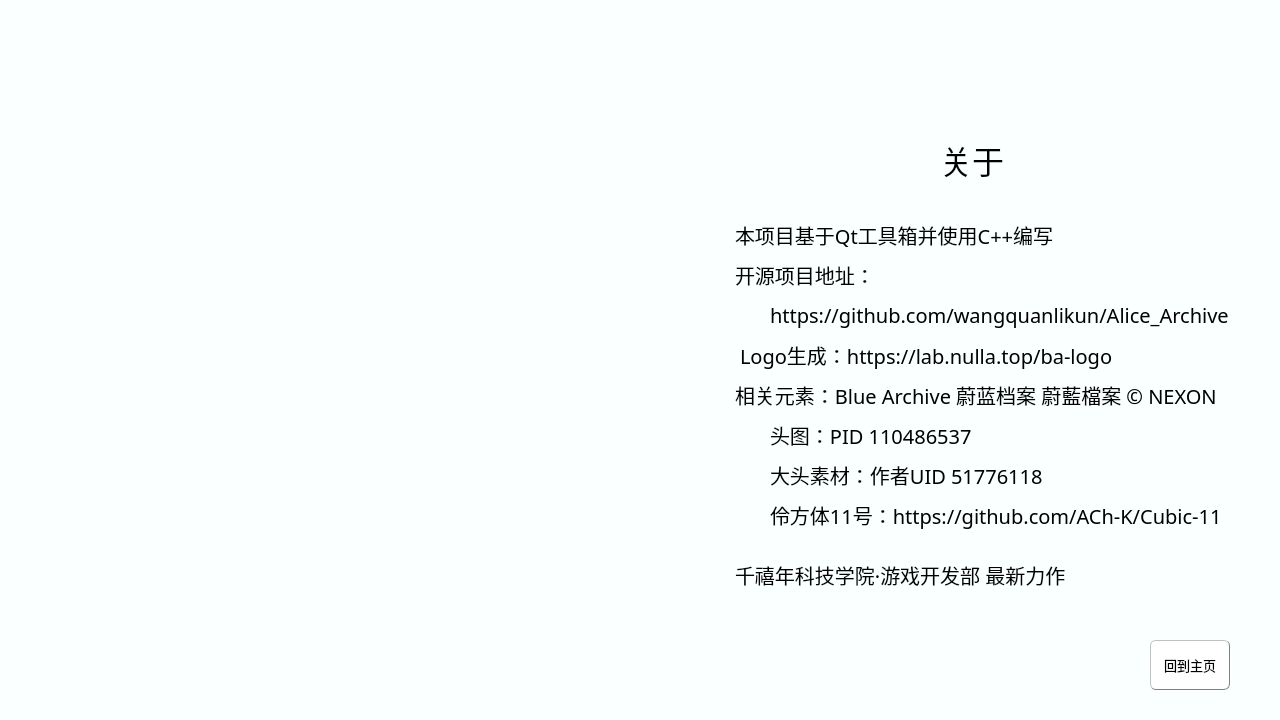
Qt form mainwindow.ui (wangquanlikun/Alice_Archive) before a commit.
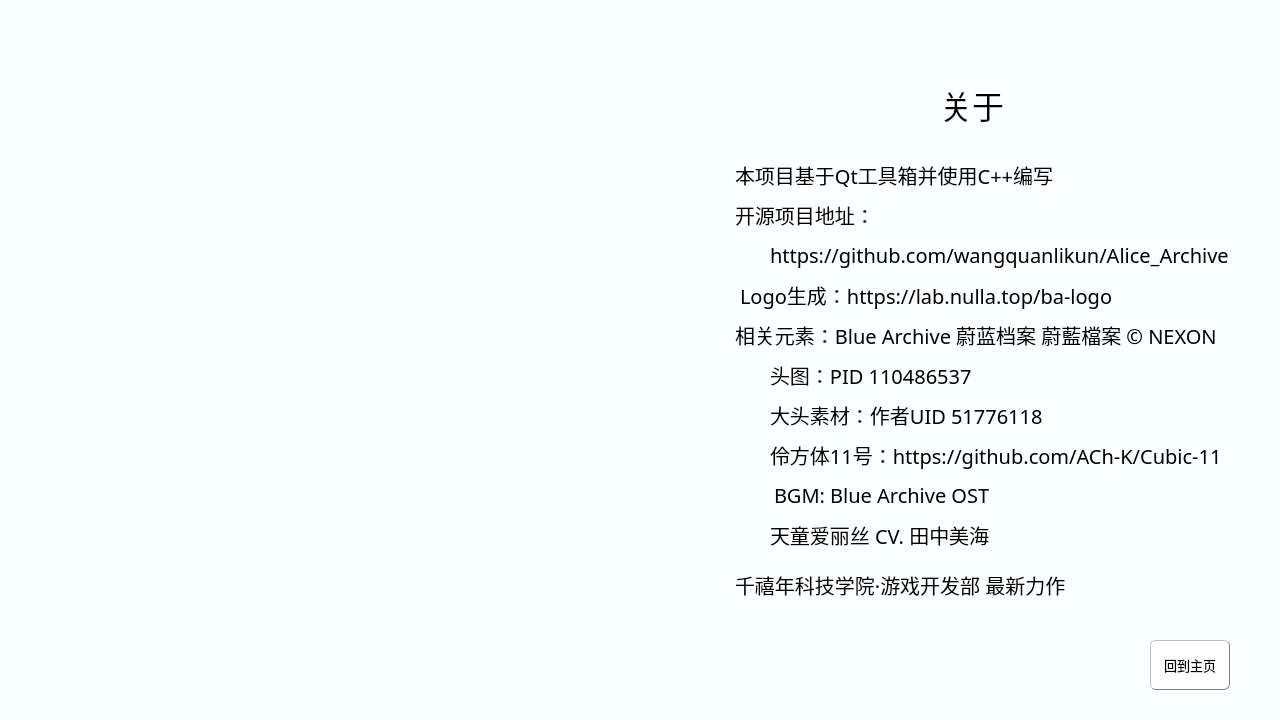
The same form after that commit. The open tabs and pages were chosen to show the change. Icons and pictures are not drawn.

Commit message: 更新了README，与关于页面及截图

```diff
--- a/mainwindow.ui
+++ b/mainwindow.ui
@@ -1305,7 +1305,7 @@
       <property name="geometry">
        <rect>
         <x>940</x>
-        <y>135</y>
+        <y>80</y>
         <width>70</width>
         <height>50</height>
        </rect>
@@ -1340,7 +1340,7 @@
       <property name="geometry">
        <rect>
         <x>735</x>
-        <y>220</y>
+        <y>160</y>
         <width>490</width>
         <height>30</height>
        </rect>
@@ -1359,7 +1359,7 @@
       <property name="geometry">
        <rect>
         <x>735</x>
-        <y>260</y>
+        <y>200</y>
         <width>600</width>
         <height>30</height>
        </rect>
@@ -1378,7 +1378,7 @@
       <property name="geometry">
        <rect>
         <x>770</x>
-        <y>300</y>
+        <y>240</y>
         <width>490</width>
         <height>30</height>
        </rect>
@@ -1397,7 +1397,7 @@
       <property name="geometry">
        <rect>
         <x>740</x>
-        <y>340</y>
+        <y>280</y>
         <width>490</width>
         <height>30</height>
        </rect>
@@ -1416,7 +1416,7 @@
       <property name="geometry">
        <rect>
         <x>735</x>
-        <y>380</y>
+        <y>320</y>
         <width>600</width>
         <height>30</height>
        </rect>
@@ -1472,7 +1472,7 @@
       <property name="geometry">
        <rect>
         <x>770</x>
-        <y>420</y>
+        <y>360</y>
         <width>500</width>
         <height>30</height>
        </rect>
@@ -1491,7 +1491,7 @@
       <property name="geometry">
        <rect>
         <x>770</x>
-        <y>460</y>
+        <y>400</y>
         <width>500</width>
         <height>30</height>
        </rect>
@@ -1510,7 +1510,7 @@
       <property name="geometry">
        <rect>
         <x>735</x>
-        <y>560</y>
+        <y>570</y>
         <width>490</width>
         <height>30</height>
        </rect>
@@ -1529,7 +1529,7 @@
       <property name="geometry">
        <rect>
         <x>770</x>
-        <y>500</y>
+        <y>440</y>
         <width>520</width>
         <height>30</height>
        </rect>
@@ -1544,6 +1544,44 @@
        <string>伶方体11号：https://github.com/ACh-K/Cubic-11</string>
       </property>
      </widget>
+     <widget class="QLabel" name="About_line_10">
+      <property name="geometry">
+       <rect>
+        <x>774</x>
+        <y>480</y>
+        <width>520</width>
+        <height>30</height>
+       </rect>
+      </property>
+      <property name="font">
+       <font>
+        <family>俐方体11号</family>
+        <pointsize>15</pointsize>
+       </font>
+      </property>
+      <property name="text">
+       <string>BGM: Blue Archive OST</string>
+      </property>
+     </widget>
+     <widget class="QLabel" name="About_line_11">
+      <property name="geometry">
+       <rect>
+        <x>770</x>
+        <y>520</y>
+        <width>520</width>
+        <height>30</height>
+       </rect>
+      </property>
+      <property name="font">
+       <font>
+        <family>俐方体11号</family>
+        <pointsize>15</pointsize>
+       </font>
+      </property>
+      <property name="text">
+       <string>天童爱丽丝 CV. 田中美海</string>
+      </property>
+     </widget>
     </widget>
     <widget class="QWidget" name="personalspace">
      <widget class="QPushButton" name="logout">
```
Left out of the diff: 2 changed lines with no effect on the pictures. The commit also changes 2 other files.
